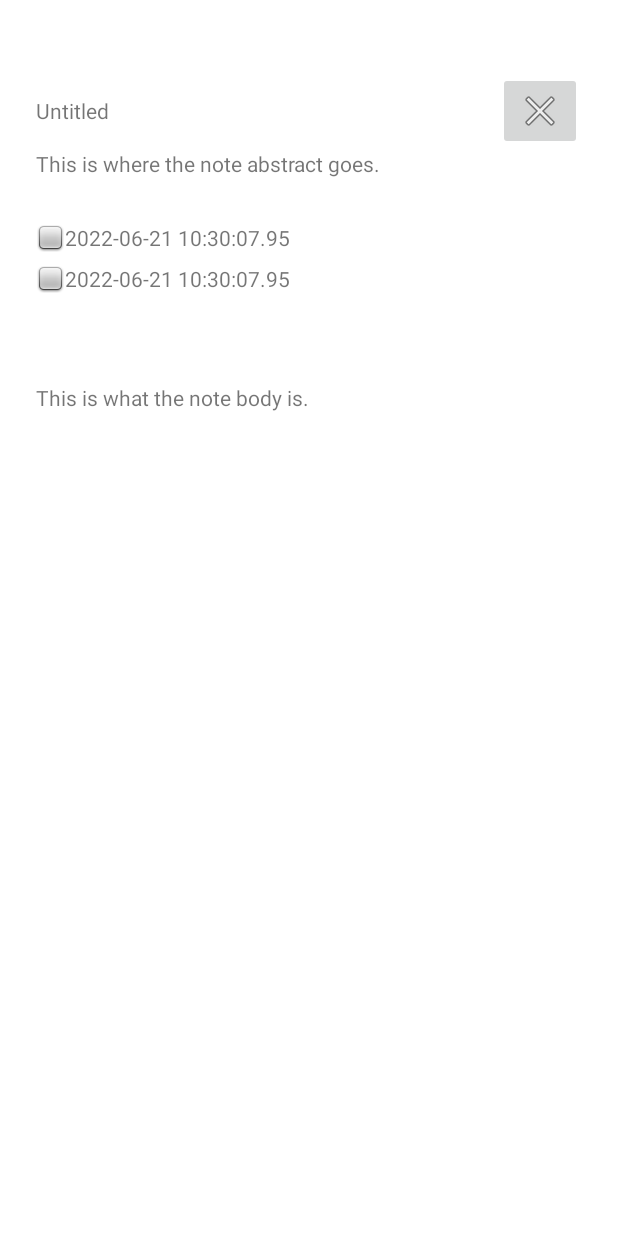
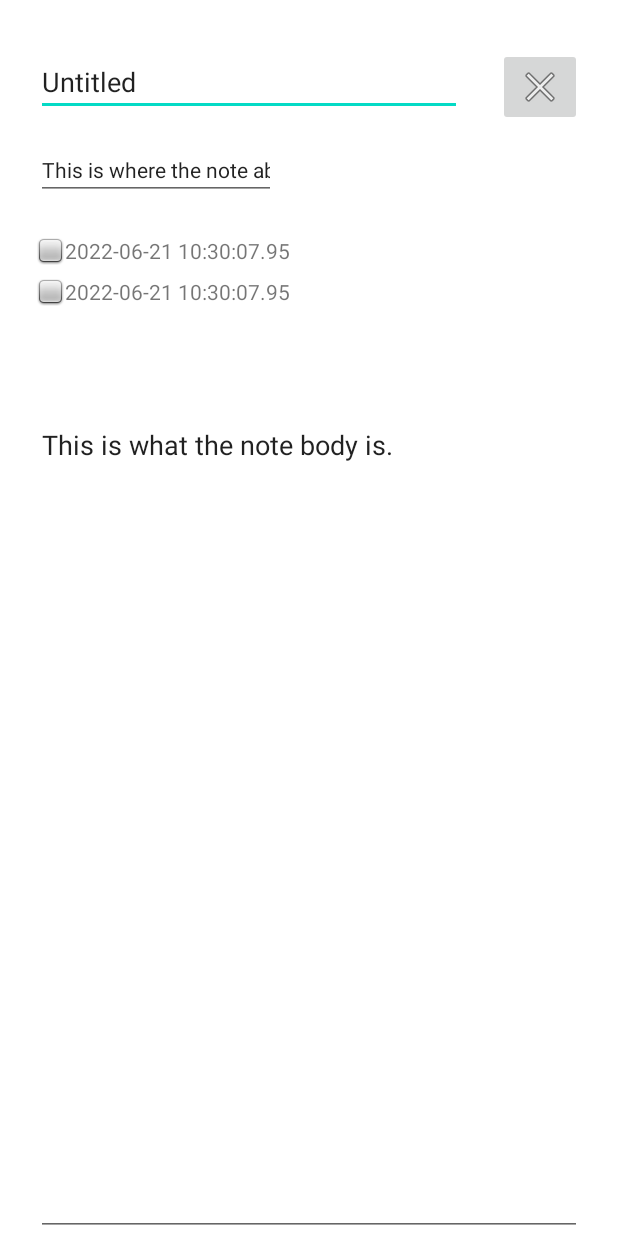
Before and after one commit to winnie-phebus/Abstrkt, an Android app: the screen it shows after launch once a user with an empty profile is signed in (NoteActivity), after a tap on an icon or button, on a phone screen of 412 x 824 dp. Run offline under Robolectric (Android 15) with nearby library versions, the phone set to English and light mode, and no system bars; our stand-ins replace Firebase (no records; nobody signed in at launch, a user with empty details on screens opened directly); 1 statement that could not run was skipped.

Commit message:
Edit Text Update

```diff
--- a/app/src/main/java/com/example/abstrkt/Login.java
+++ b/app/src/main/java/com/example/abstrkt/Login.java
@@ -18,7 +18,7 @@ public class Login extends AppCompatActivity {
         super.onCreate(savedInstanceState);
         setContentView(R.layout.activity_login);
 
-        appName = findViewById(R.id.textView_abstract);
+        appName = findViewById(R.id.editText_abstract);
         pageMessage = findViewById(R.id.textView_welcome);
         usernameInput = findViewById(R.id.editText_inputEmail);
         passwordInput = findViewById(R.id.editText_inputPassword);
--- a/app/src/main/java/com/example/abstrkt/NoteActivity.java
+++ b/app/src/main/java/com/example/abstrkt/NoteActivity.java
@@ -10,6 +10,7 @@ import android.widget.Toast;
 
 import androidx.annotation.NonNull;
 import androidx.appcompat.app.AppCompatActivity;
+import androidx.recyclerview.widget.RecyclerView;
 
 import com.google.android.gms.tasks.OnFailureListener;
 import com.google.firebase.firestore.FirebaseFirestore;
@@ -19,9 +20,12 @@ import java.util.List;
 
 public class NoteActivity extends AppCompatActivity {
 
-    private TextView title, noteAbstract, createdOn, lastUpdated, noteBody;
+    private TextView title, noteAbstract, noteBody;
+    private TextView lastUpdated, createdOn;
+    private ImageButton close;
+    private RecyclerView editTags;
+
     private List<String> tags;
-    private ImageButton close;
     private Note note;
 
     // private Note note;
@@ -45,11 +49,14 @@ public class NoteActivity extends AppCompatActivity {
             note = getIntent().getParcelableExtra(HomePage.NOTE);
         }
 
-        title = findViewById(R.id.textView_title);
-        noteAbstract = findViewById(R.id.textView_abstract);
+        // editable content
+        title = findViewById(R.id.editText_title);
+        noteAbstract = findViewById(R.id.editText_abstract);
+        noteBody = findViewById(R.id.editText_note);
+        editTags = findViewById(R.id.note_editTags);
+
         createdOn = findViewById(R.id.textView_createdOn);
         lastUpdated = findViewById(R.id.textView_updatedOn);
-        noteBody = findViewById(R.id.textView_note);
         close = findViewById(R.id.imageButton_closeNote);
 
         title.setText(note.getTitle());
--- a/app/src/main/res/layout/activity_note.xml
+++ b/app/src/main/res/layout/activity_note.xml
@@ -5,25 +5,6 @@
     android:layout_width="match_parent"
     android:layout_height="match_parent"
     tools:context=".NoteActivity">
-
-    <TextView
-        android:id="@+id/textView_title"
-        android:layout_width="wrap_content"
-        android:layout_height="wrap_content"
-        android:layout_marginStart="24dp"
-        android:layout_marginTop="64dp"
-        android:text="Title"
-        app:layout_constraintStart_toStartOf="parent"
-        app:layout_constraintTop_toTopOf="parent" />
-
-    <TextView
-        android:id="@+id/textView_abstract"
-        android:layout_width="wrap_content"
-        android:layout_height="wrap_content"
-        android:layout_marginTop="16dp"
-        android:text="abstract"
-        app:layout_constraintStart_toStartOf="@+id/textView_title"
-        app:layout_constraintTop_toBottomOf="@+id/textView_title" />
 
     <TextView
         android:id="@+id/textView_createdOn"
@@ -34,7 +15,8 @@
         app:layout_constraintBottom_toBottomOf="@+id/imageView_createdIcon"
         app:layout_constraintStart_toEndOf="@+id/imageView_createdIcon"
         app:layout_constraintTop_toTopOf="@+id/imageView_createdIcon"
-        app:layout_constraintVertical_bias="0.0" />
+        app:layout_constraintVertical_bias="0.0"
+        tools:ignore="TouchTargetSizeCheck" />
 
     <TextView
         android:id="@+id/textView_updatedOn"
@@ -45,27 +27,17 @@
         app:layout_constraintBottom_toBottomOf="@+id/imageView_updatedIcon"
         app:layout_constraintStart_toEndOf="@+id/imageView_updatedIcon"
         app:layout_constraintTop_toTopOf="@+id/imageView_updatedIcon"
-        app:layout_constraintVertical_bias="1.0" />
-
-    <TextView
-        android:id="@+id/textView_note"
-        android:layout_width="0dp"
-        android:layout_height="0dp"
-        android:layout_marginTop="60dp"
-        android:inputType="textLongMessage|textMultiLine|text"
-        android:text="Note"
-        app:layout_constraintBottom_toBottomOf="parent"
-        app:layout_constraintEnd_toEndOf="@+id/imageButton_closeNote"
-        app:layout_constraintStart_toStartOf="@+id/textView_title"
-        app:layout_constraintTop_toBottomOf="@+id/textView_updatedOn" />
+        app:layout_constraintVertical_bias="1.0"
+        tools:ignore="TouchTargetSizeCheck" />
 
     <ImageView
         android:id="@+id/imageView_createdIcon"
         android:layout_width="wrap_content"
         android:layout_height="wrap_content"
-        android:layout_marginTop="30dp"
-        app:layout_constraintStart_toStartOf="@+id/textView_abstract"
-        app:layout_constraintTop_toBottomOf="@+id/textView_abstract"
+        android:layout_marginStart="24dp"
+        android:layout_marginTop="24dp"
+        app:layout_constraintStart_toStartOf="parent"
+        app:layout_constraintTop_toBottomOf="@+id/editText_abstract"
         app:srcCompat="@android:drawable/checkbox_off_background" />
 
     <ImageView
@@ -82,10 +54,69 @@
         android:layout_width="wrap_content"
         android:layout_height="wrap_content"
         android:layout_marginEnd="24dp"
-        app:layout_constraintBottom_toBottomOf="@+id/textView_title"
         app:layout_constraintEnd_toEndOf="parent"
-        app:layout_constraintTop_toTopOf="@+id/textView_title"
+        app:layout_constraintTop_toTopOf="@+id/editText_title"
         app:srcCompat="@android:drawable/ic_menu_close_clear_cancel"
         tools:ignore="SpeakableTextPresentCheck" />
 
+    <EditText
+        android:id="@+id/editText_title"
+        android:layout_width="0dp"
+        android:layout_height="wrap_content"
+        android:layout_marginStart="24dp"
+        android:layout_marginTop="32dp"
+        android:layout_marginEnd="24dp"
+        android:ems="10"
+        android:fallbackLineSpacing="false"
+        android:inputType="textPersonName"
+        android:singleLine="false"
+        android:text="Name"
+        app:guidelineUseRtl="false"
+        app:layout_constraintEnd_toStartOf="@+id/imageButton_closeNote"
+        app:layout_constraintStart_toStartOf="parent"
+        app:layout_constraintTop_toTopOf="parent"
+        tools:ignore="TouchTargetSizeCheck" />
+
+    <EditText
+        android:id="@+id/editText_abstract"
+        android:layout_width="wrap_content"
+        android:layout_height="wrap_content"
+        android:layout_marginStart="24dp"
+        android:layout_marginTop="16dp"
+        android:ems="10"
+        android:inputType="textPersonName"
+        android:text="abstract"
+        android:textSize="14sp"
+        app:layout_constraintStart_toStartOf="parent"
+        app:layout_constraintTop_toBottomOf="@+id/editText_title"
+        tools:ignore="TouchTargetSizeCheck" />
+
+    <EditText
+        android:id="@+id/editText_note"
+        android:layout_width="0dp"
+        android:layout_height="0dp"
+        android:layout_marginStart="24dp"
+        android:layout_marginTop="24dp"
+        android:layout_marginEnd="24dp"
+        android:ems="10"
+        android:gravity="start|top"
+        android:inputType="textMultiLine"
+        app:layout_constraintBottom_toBottomOf="parent"
+        app:layout_constraintEnd_toEndOf="parent"
+        app:layout_constraintStart_toStartOf="parent"
+        app:layout_constraintTop_toBottomOf="@+id/note_editTags"
+        tools:ignore="SpeakableTextPresentCheck" />
+
+    <androidx.recyclerview.widget.RecyclerView
+        android:id="@+id/note_editTags"
+        android:layout_width="0dp"
+        android:layout_height="30dp"
+        android:scrollbars="horizontal"
+        android:layout_marginStart="24dp"
+        android:layout_marginTop="16dp"
+        android:layout_marginEnd="24dp"
+        app:layout_constraintEnd_toEndOf="parent"
+        app:layout_constraintStart_toStartOf="parent"
+        app:layout_constraintTop_toBottomOf="@+id/textView_updatedOn" />
+
 </androidx.constraintlayout.widget.ConstraintLayout>
```
